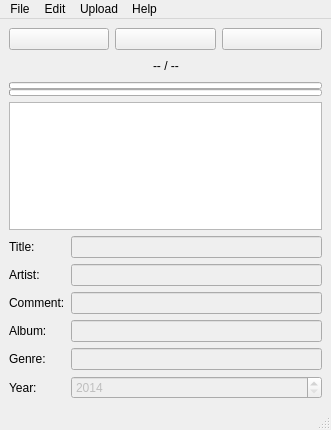
Old version of the form godirec/data/ui/godi_rec.ui in the repository quitejonny/godirec.
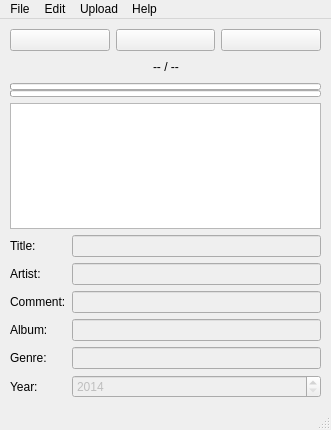
New version of the form. Icons and pictures are not drawn.

Commit message: fix outside margins in main window

Diff of the .ui file:
```diff
--- a/godirec/data/ui/godi_rec.ui
+++ b/godirec/data/ui/godi_rec.ui
@@ -26,6 +26,18 @@
     </sizepolicy>
    </property>
    <layout class="QVBoxLayout" name="verticalLayout_2">
+    <property name="leftMargin">
+     <number>10</number>
+    </property>
+    <property name="topMargin">
+     <number>10</number>
+    </property>
+    <property name="rightMargin">
+     <number>10</number>
+    </property>
+    <property name="bottomMargin">
+     <number>10</number>
+    </property>
     <item>
      <layout class="QVBoxLayout" name="verticalLayout">
       <item>
```
